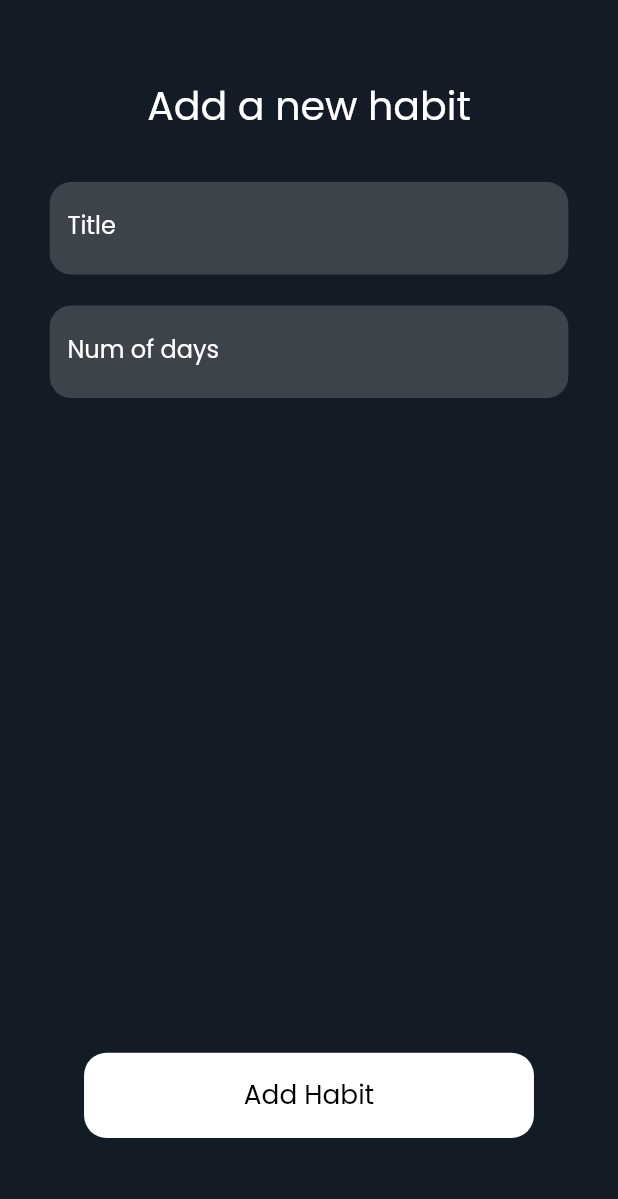
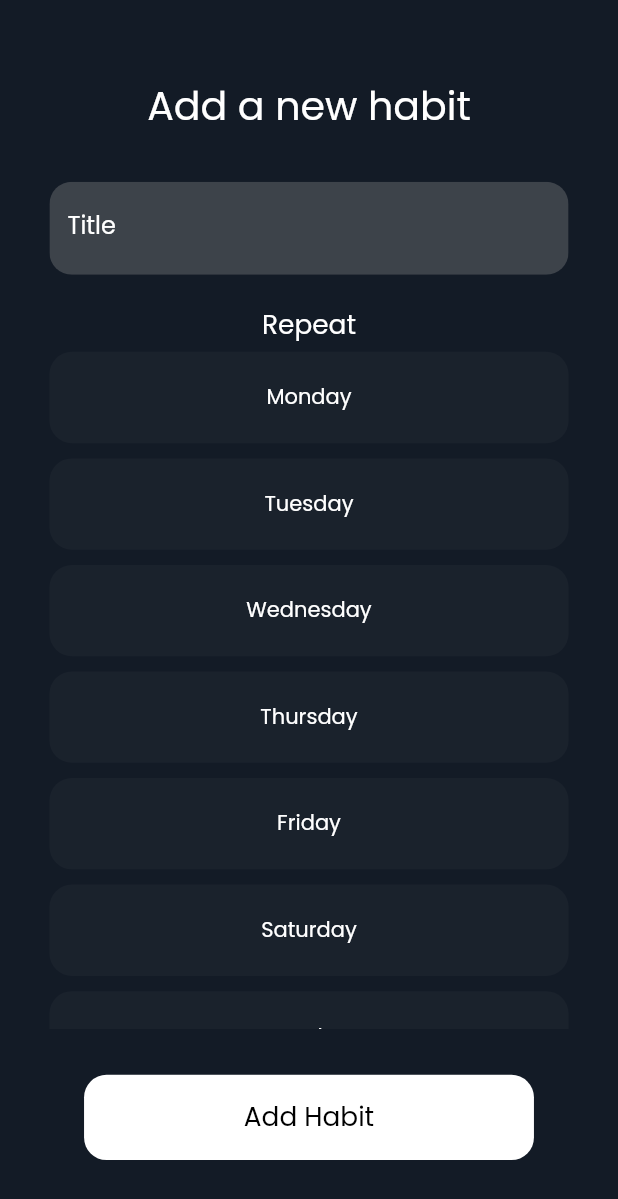
Before and after one commit to gandhisamay/habit_tracker, a Flutter app: the NewHabitFormScreen screen opened by its route, on a phone screen of 412 x 824 dp. Shown: the top 1199 px of the screen. Run offline on Flutter 3.47's test engine with Material 2 defaults, Android fonts, the phone set to English and light mode, and no system bars; our stand-ins replace cloud_firestore, firebase_auth, firebase_core, flutter_riverpod, flutter_screenutil, google_sign_in; accounts and stored records are empty.

Commit message:
habit form updated

```diff
--- a/lib/constants/constants.dart
+++ b/lib/constants/constants.dart
@@ -2,6 +2,7 @@ import 'package:flutter/material.dart';
 
 const Color scaffoldColor = Color(0xff131b26);
 final Color opaciousGrey = Colors.grey.withOpacity(0.3);
+final Color weekDayColor = Colors.grey.withOpacity(0.05);
 
 const InputDecoration inputDecoration = InputDecoration(
   border: InputBorder.none,
@@ -13,3 +14,13 @@ const InputDecoration inputDecoration = InputDecoration(
     color: Colors.white,
   ),
 );
+
+const List<String> daysInWeek = [
+  'Monday',
+  'Tuesday',
+  'Wednesday',
+  'Thursday',
+  'Friday',
+  'Saturday',
+  'Sunday'
+];
--- a/lib/main.dart
+++ b/lib/main.dart
@@ -52,7 +52,7 @@ class MyApp extends StatelessWidget {
               primaryColor: Colors.white,
               scaffoldBackgroundColor: scaffoldColor,
             ),
-            home: PersonalDetailsScreen(),
+            home: Wrapper(),
             routes: {
               PersonalDetailsScreen.routeName: (context) =>
                   PersonalDetailsScreen(),
--- a/lib/models/habit.dart
+++ b/lib/models/habit.dart
@@ -1,18 +1,18 @@
 class Habit {
   String? title;
-  int? numOfDays;
+  List<int> days = [];
 
   Habit();
 
   Map<String, dynamic> toMap() {
-    return {'title': title, 'numOfDays': numOfDays};
+    return {'title': title, 'days': days};
   }
 
   factory Habit.fromMap(Map<String, dynamic> map) {
     Habit habit = Habit();
 
     habit.title = map["title"];
-    habit.numOfDays = map["numOfDays"];
+    habit.days = map["days"];
 
     return habit;
   }
--- a/lib/screens/form screen/form_screen.dart
+++ b/lib/screens/form screen/form_screen.dart
@@ -49,8 +49,8 @@ class _NewHabitFormScreenState extends State<NewHabitFormScreen> {
                           ClipRRect(
                             borderRadius: BorderRadius.circular(15),
                             child: TextFormField(
-                                    decoration: inputDecoration.copyWith(
-                                        labelText: "Title"),
+                              decoration:
+                                  inputDecoration.copyWith(labelText: "Title"),
                               cursorColor: Colors.white,
                               style: TextStyle(color: Colors.white),
                               onChanged: (val) {
@@ -61,36 +61,74 @@ class _NewHabitFormScreenState extends State<NewHabitFormScreen> {
                           SizedBox(
                             height: su.setHeight(20),
                           ),
-                                ClipRRect(
-                                  borderRadius: BorderRadius.circular(15),
-                                  child: TextFormField(
-                                    decoration: inputDecoration.copyWith(
-                                        labelText: "Num of days"),
-                                    cursorColor: Colors.white,
-                                    keyboardType: TextInputType.number,
-                                    style: TextStyle(color: Colors.white),
-                                    onChanged: (val) {
-                                      habit.numOfDays = int.parse(val);
+                          Text(
+                            "Repeat",
+                            style: TextStyle(
+                              fontSize: 16 * su.scaleText,
+                            ),
+                          ),
+                          Container(
+                            height: su.setHeight(450),
+                            child: ListView.builder(
+                              itemCount: daysInWeek.length,
+                              itemBuilder: (ctx, index) {
+                                return GestureDetector(
+                                  onTap: () {
+                                    print(habit.days);
+                                    if (habit.days.contains(index + 1)) {
+                                      habit.days.remove(index + 1);
+                                    } else {
+                                      habit.days.add(index + 1);
+                                    }
+                                    setState(() {});
+                                  },
+                                  child: Container(
+                                    margin: EdgeInsets.symmetric(
+                                        vertical: su.setHeight(5)),
+                                    width: double.infinity,
+                                    height: su.setHeight(60),
+                                    decoration: BoxDecoration(
+                                        color: habit.days.contains(index + 1)
+                                            ? opaciousGrey
+                                            : weekDayColor,
+                                        borderRadius:
+                                            BorderRadius.circular(15)),
+                                    child:
+                                        Center(child: Text(daysInWeek[index])),
+                                  ),
+                                );
                               },
                             ),
-                                ),
+                          )
                         ],
                       ),
                     );
                   }),
                 ),
-                      SizedBox(
-                        height: su.setHeight(400),
-                      ),
                 Consumer(builder: (context, ref, ch) {
                   final user = ref.watch(userProvider);
                   return GestureDetector(
                     onTap: () async {
+                      if (habit.days.isEmpty) {
+                        ScaffoldMessenger.of(
+                          context,
+                        ).showSnackBar(
+                          const SnackBar(
+                            duration: Duration(
+                              milliseconds: 800,
+                            ),
+                            content: Text(
+                              'You need to select atleast one day',
+                            ),
+                          ),
+                        );
+                      } else {
                         await DBService().addNewHabit(habit, user);
                         Navigator.pushReplacementNamed(
                           context,
                           DashboardScreen.routeName,
                         );
+                      }
                     },
                     child: Container(
                       width: ScreenUtil().setWidth(273),
```
Lines whose indentation alone changed are shown as unchanged.
